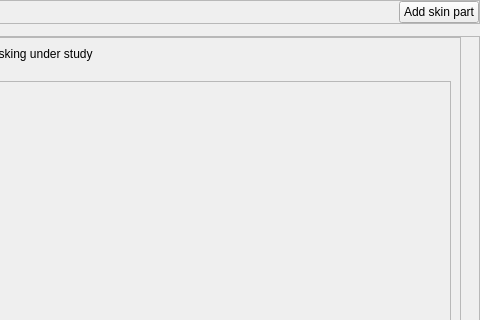
First picture: the form in skin application/skinApplication/src/views/ui/ui_check_patient.ui, repository AgustinCartaya/SkinApplication, before the edit; both pictures show x 720 to 1200 and y 0 to 320 of the 1200 by 800 pixel window.
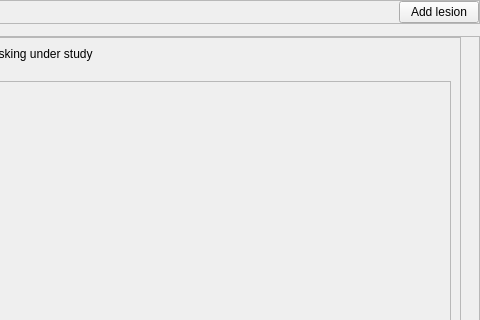
Second picture: the form after the edit. Custom widgets are drawn as their Qt base class.

Patch:
```diff
--- a/skin application/skinApplication/src/views/ui/ui_check_patient.ui
+++ b/skin application/skinApplication/src/views/ui/ui_check_patient.ui
@@ -105,7 +105,7 @@
       <item>
        <widget class="NavigatorButton" name="bt_add_new_skin_part">
         <property name="text">
-         <string>Add skin part</string>
+         <string>Add lesion</string>
         </property>
        </widget>
       </item>
```
Left out of the diff: 6 changed lines with no effect on the pictures.
